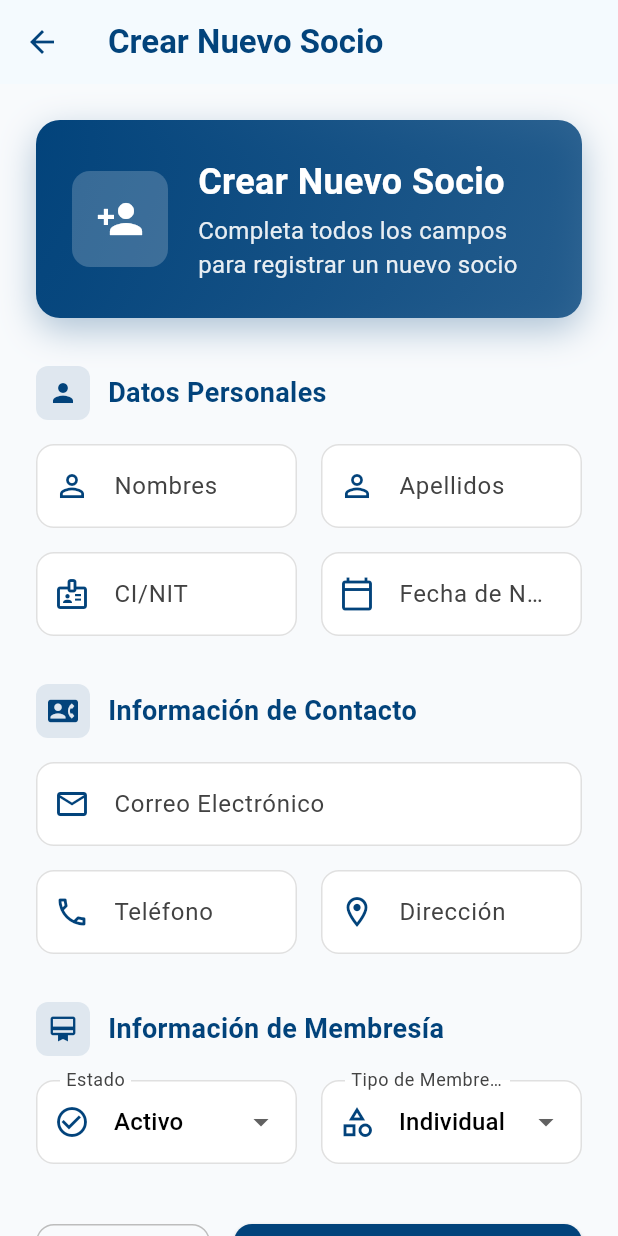
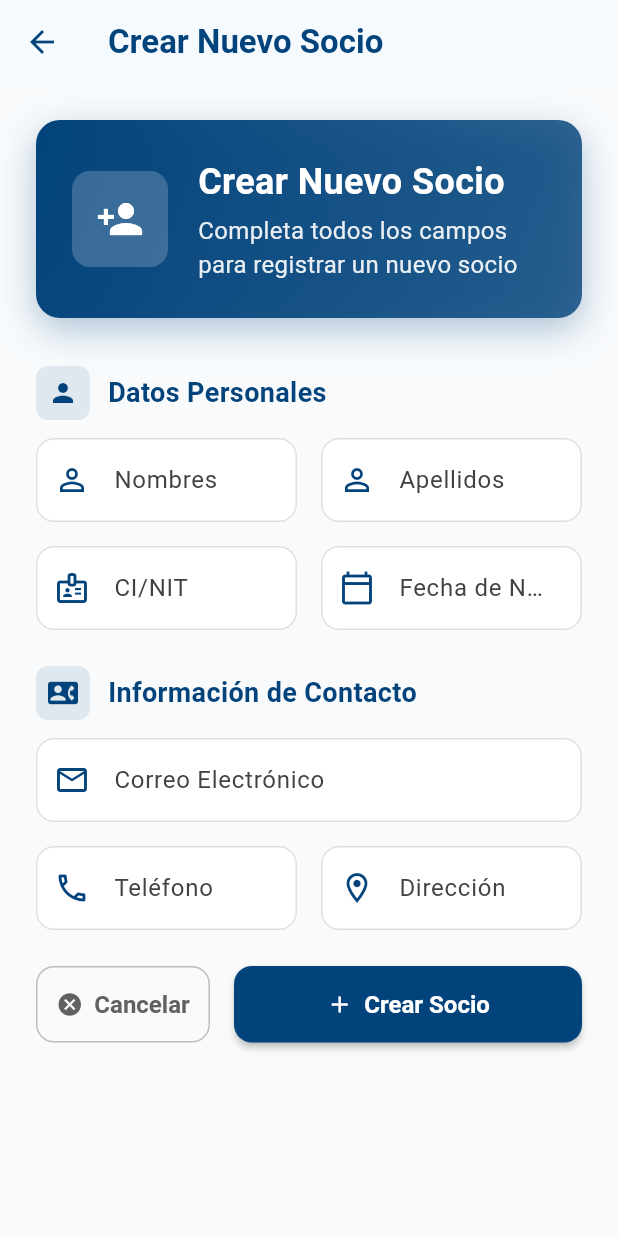
Before and after one commit to Victor78970513/ceas_frontend, a Flutter app: the MemberFormScreen screen opened directly, on a phone screen of 412 x 824 dp. Run offline on Flutter 3.47's test engine with Material 3 defaults, Android fonts, the phone set to English and light mode, and no system bars; our stand-ins replace dio, fl_chart, open_file, shared_preferences; missing offline and left inert: dart:html; accounts and stored records are empty.

Commit message:
members module updated

```diff
--- a/lib/src/modules/members/screens/member_form_screen.dart
+++ b/lib/src/modules/members/screens/member_form_screen.dart
@@ -32,21 +32,8 @@ class _MemberFormScreenState extends State<MemberFormScreen> {
   final _fechaNacimientoController = TextEditingController();
 
   // Variables de estado
-  String _estado = 'Activo';
-  String _tipoMembresia = 'Individual';
   DateTime? _fechaNacimiento;
   bool _isLoading = false;
-
-  // Opciones para dropdowns
-  final List<String> _estados = ['Activo', 'Inactivo', 'Moroso'];
-  List<String> _tiposMembresia = [
-    'Individual',
-    'Familiar',
-    'Corporativa',
-    'VIP',
-    'Estudiante',
-    'Accionista'
-  ];
 
   @override
   void initState() {
@@ -64,26 +51,6 @@ class _MemberFormScreenState extends State<MemberFormScreen> {
       _correoController.text = widget.socio!.correoElectronico;
       _direccionController.text = widget.socio!.direccion;
 
-      // Manejar estado de manera robusta
-      if (_estados.contains(widget.socio!.estadoTexto)) {
-        _estado = widget.socio!.estadoTexto;
-      } else {
-        // Si el estado no está en la lista, usar el primero disponible
-        _estado = _estados.first;
-      }
-
-      // Manejar tipo de membresía de manera robusta
-      if (_tiposMembresia.contains(widget.socio!.tipoMembresia)) {
-        _tipoMembresia = widget.socio!.tipoMembresia;
-      } else {
-        // Si el tipo no está en la lista, agregarlo temporalmente
-        if (widget.socio!.tipoMembresia.isNotEmpty) {
-          _tiposMembresia.add(widget.socio!.tipoMembresia);
-          _tipoMembresia = widget.socio!.tipoMembresia;
-        } else {
-          _tipoMembresia = _tiposMembresia.first;
-        }
-      }
 
       if (widget.socio!.fechaNacimiento != null) {
         try {
@@ -192,11 +159,11 @@ class _MemberFormScreenState extends State<MemberFormScreen> {
           telefono: _telefonoController.text.trim(),
           correoElectronico: _correoController.text.trim(),
           direccion: _direccionController.text.trim(),
-          estado: _getEstadoValue(_estado),
+          estado: 1, // Activo por defecto
           fechaNacimiento: _fechaNacimiento != null
               ? _formatDateForBackend(_fechaNacimiento!)
               : '',
-          tipoMembresia: _tipoMembresia,
+          tipoMembresia: 'Individual', // Tipo por defecto
         );
 
         if (success && mounted) {
@@ -223,11 +190,11 @@ class _MemberFormScreenState extends State<MemberFormScreen> {
           telefono: _telefonoController.text.trim(),
           correoElectronico: _correoController.text.trim(),
           direccion: _direccionController.text.trim(),
-          estado: _getEstadoValue(_estado),
+          estado: 1, // Activo por defecto
           fechaNacimiento: _fechaNacimiento != null
               ? _formatDateForBackend(_fechaNacimiento!)
               : '',
-          tipoMembresia: _tipoMembresia,
+          tipoMembresia: 'Individual', // Tipo por defecto
         );
 
         if (success && mounted) {
@@ -317,7 +284,7 @@ class _MemberFormScreenState extends State<MemberFormScreen> {
 
   Widget _buildFormContent(bool isEditing) {
     return SingleChildScrollView(
-      padding: EdgeInsets.all(widget.isBottomSheet ? 16.0 : 24.0),
+      padding: EdgeInsets.all(widget.isBottomSheet ? 12.0 : 24.0),
       child: Form(
         key: _formKey,
         child: Column(
@@ -331,7 +298,7 @@ class _MemberFormScreenState extends State<MemberFormScreen> {
 
             // Datos personales
             _buildSectionHeader('Datos Personales', Icons.person),
-            const SizedBox(height: 16),
+            const SizedBox(height: 12),
 
             Row(
               children: [
@@ -394,11 +361,11 @@ class _MemberFormScreenState extends State<MemberFormScreen> {
                 ),
               ],
             ),
-            const SizedBox(height: 32),
+            const SizedBox(height: 24),
 
             // Información de contacto
             _buildSectionHeader('Información de Contacto', Icons.contact_phone),
-            const SizedBox(height: 16),
+            const SizedBox(height: 12),
 
             _buildTextField(
               controller: _correoController,
@@ -450,45 +417,7 @@ class _MemberFormScreenState extends State<MemberFormScreen> {
                 ),
               ],
             ),
-            const SizedBox(height: 32),
-
-            // Información de membresía
-            _buildSectionHeader(
-                'Información de Membresía', Icons.card_membership),
-            const SizedBox(height: 16),
-
-            Row(
-              children: [
-                Expanded(
-                  child: _buildDropdown(
-                    value: _estado,
-                    items: _estados,
-                    label: 'Estado',
-                    icon: Icons.check_circle_outline,
-                    onChanged: (value) {
-                      setState(() {
-                        _estado = value ?? 'Activo';
-                      });
-                    },
-                  ),
-                ),
-                const SizedBox(width: 16),
-                Expanded(
-                  child: _buildDropdown(
-                    value: _tipoMembresia,
-                    items: _tiposMembresia,
-                    label: 'Tipo de Membresía',
-                    icon: Icons.category_outlined,
-                    onChanged: (value) {
-                      setState(() {
-                        _tipoMembresia = value ?? 'Individual';
-                      });
-                    },
-                  ),
-                ),
-              ],
-            ),
-            const SizedBox(height: 40),
+            const SizedBox(height: 24),
 
             // Botones de acción
             _buildActionButtons(isEditing),
@@ -638,44 +567,6 @@ class _MemberFormScreenState extends State<MemberFormScreen> {
     );
   }
 
-  Widget _buildDropdown({
-    required String value,
-    required List<String> items,
-    required String label,
-    required IconData icon,
-    required Function(String?) onChanged,
-  }) {
-    return DropdownButtonFormField<String>(
-      value: value,
-      items: items
-          .map((item) => DropdownMenuItem(
-                value: item,
-                child: Text(item),
-              ))
-          .toList(),
-      onChanged: onChanged,
-      decoration: InputDecoration(
-        labelText: label,
-        prefixIcon: Icon(icon, color: CeasColors.primaryBlue),
-        border: OutlineInputBorder(
-          borderRadius: BorderRadius.circular(12),
-          borderSide: BorderSide(color: Colors.grey.shade300),
-        ),
-        enabledBorder: OutlineInputBorder(
-          borderRadius: BorderRadius.circular(12),
-          borderSide: BorderSide(color: Colors.grey.shade300),
-        ),
-        focusedBorder: OutlineInputBorder(
-          borderRadius: BorderRadius.circular(12),
-          borderSide: const BorderSide(color: CeasColors.primaryBlue, width: 2),
-        ),
-        filled: true,
-        fillColor: Colors.white,
-        contentPadding:
-            const EdgeInsets.symmetric(horizontal: 16, vertical: 16),
-      ),
-    );
-  }
 
   Widget _buildActionButtons(bool isEditing) {
     return Row(
@@ -763,19 +654,6 @@ class _MemberFormScreenState extends State<MemberFormScreen> {
     );
   }
 
-  // Método auxiliar para convertir estado de texto a valor numérico
-  int _getEstadoValue(String estadoTexto) {
-    switch (estadoTexto) {
-      case 'Activo':
-        return 1;
-      case 'Inactivo':
-        return 0;
-      case 'Moroso':
-        return 2;
-      default:
-        return 1; // Por defecto activo
-    }
-  }
 
   // Método auxiliar para formatear fecha para el backend (YYYY-MM-DD)
   String _formatDateForBackend(DateTime date) {
```
Also changed, not shown: lib/src/modules/members/screens/members_list_screen.dart (+9 -9 lines).
